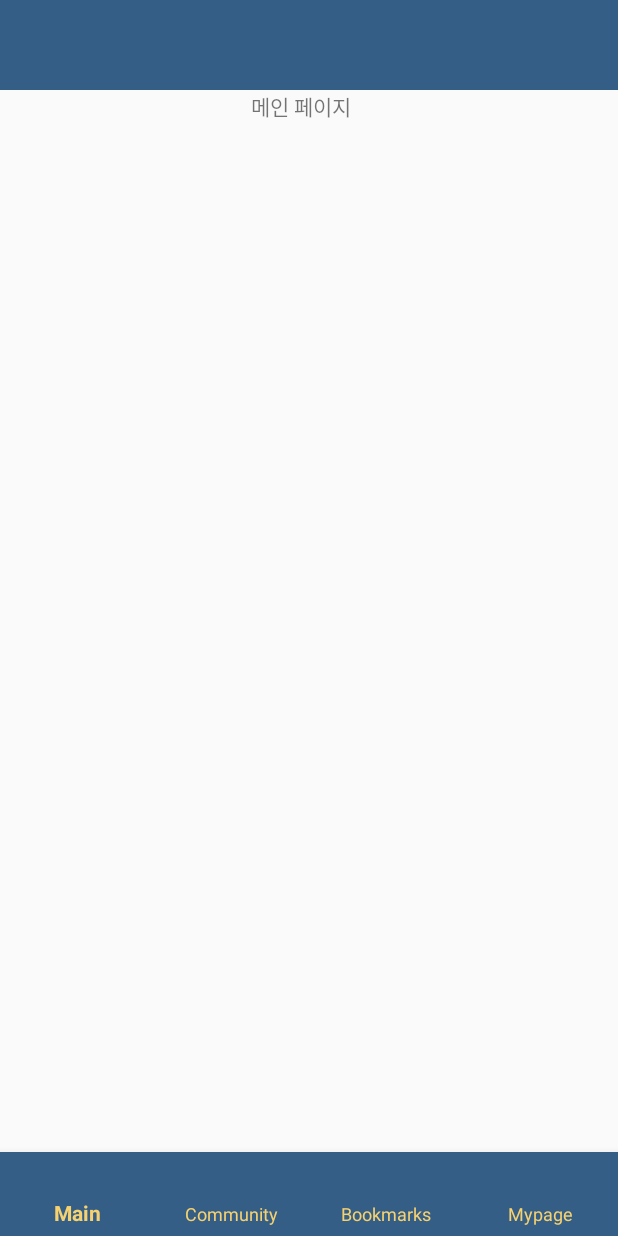
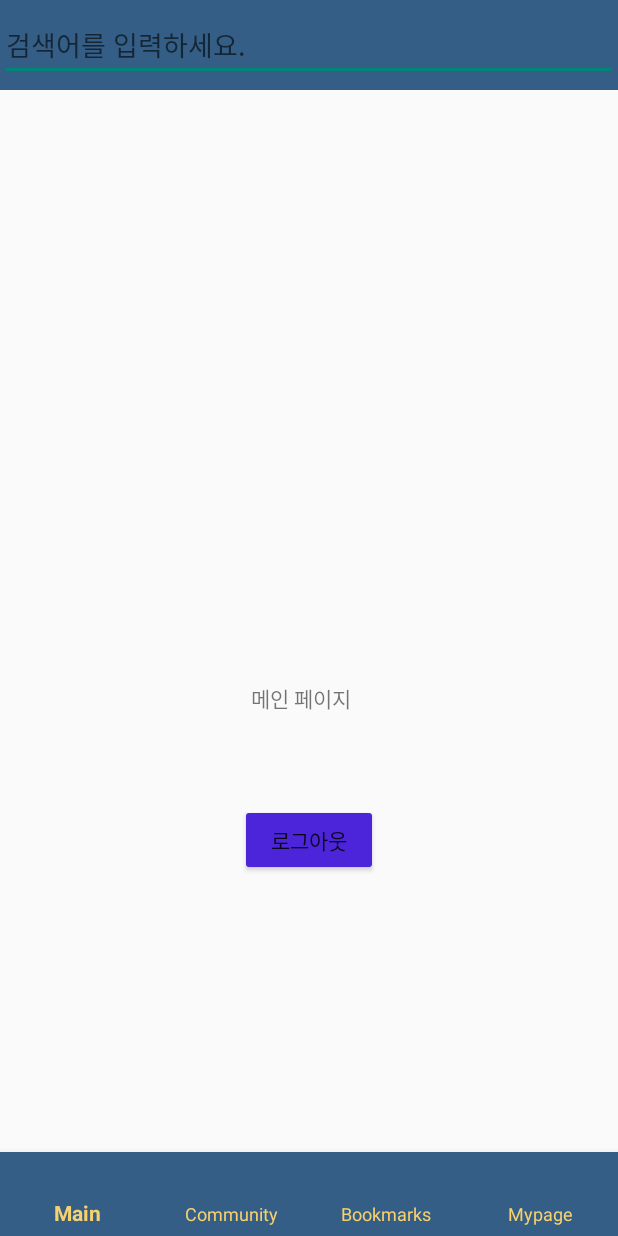
Before and after one commit to Pedal-BF/pedal_sports_app, an Android app: the MainActivity screen opened directly, with no data from a screen before it, on a phone screen of 412 x 824 dp. Run offline under Robolectric (Android 15) with nearby library versions, the phone set to English and light mode, and no system bars; our stand-ins replace Firebase (no records; nobody signed in at launch, a user with empty details on screens opened directly).

Commit message:
로딩창 에러

```diff
--- a/app/src/main/java/com/bicontest/pedal_sports_app/LoginActivity.java
+++ b/app/src/main/java/com/bicontest/pedal_sports_app/LoginActivity.java
@@ -26,6 +26,9 @@ public class LoginActivity extends AppCompatActivity {
     protected void onCreate(Bundle savedInstanceState) {
         super.onCreate(savedInstanceState);
         setContentView(R.layout.activity_login);
+
+        //Intent intent = new Intent(LoginActivity.this, LoadingActivity.class);
+        //startActivity(intent);
 
         mFirebaseAuth = FirebaseAuth.getInstance();
         mDatabaseRef = FirebaseDatabase.getInstance().getReference("Pedal");
--- a/app/src/main/res/layout/activity_main.xml
+++ b/app/src/main/res/layout/activity_main.xml
@@ -13,7 +13,17 @@
         android:layout_width="match_parent"
         android:layout_height="60dp"
         android:background="#345e86"
-        android:layout_alignParentTop="true"></RelativeLayout>
+        android:layout_alignParentTop="true">
+
+        <EditText
+            android:id="@+id/editSearch"
+            android:layout_width="800px"
+            android:layout_height="wrap_content"
+            android:layout_centerVertical="true"
+            android:layout_centerHorizontal="true"
+            android:hint="검색어를 입력하세요." />
+
+    </RelativeLayout>
 
     <FrameLayout
         android:layout_width="match_parent"
--- a/app/src/main/res/layout/fragment_main.xml
+++ b/app/src/main/res/layout/fragment_main.xml
@@ -9,7 +9,7 @@
         android:id="@+id/textView"
         android:layout_width="wrap_content"
         android:layout_height="wrap_content"
-
+        android:layout_above="@+id/btn_logout"
         android:layout_alignParentStart="true"
         android:layout_alignParentEnd="true"
         android:layout_marginStart="167dp"
@@ -17,5 +17,18 @@
         android:layout_marginBottom="50dp"
         android:text="메인 페이지" />
 
+    <Button
+        android:id="@+id/btn_logout"
+        android:layout_width="wrap_content"
+        android:layout_height="wrap_content"
+        android:layout_alignParentStart="true"
+        android:layout_alignParentEnd="true"
+        android:layout_alignParentBottom="true"
+        android:layout_marginStart="160dp"
+        android:layout_marginTop="10dp"
+        android:layout_marginEnd="160dp"
+        android:layout_marginBottom="240dp"
+        android:backgroundTint="#4C25DB"
+        android:text="로그아웃" />
 
 </RelativeLayout>
```
Also changed, not shown: app/src/main/AndroidManifest.xml (+6 -3 lines), app/src/main/java/com/bicontest/pedal_sports_app/LoadingActivity.java (added, +28 -0 lines), app/src/main/res/layout/activity_loading.xml (added, +21 -0 lines).
